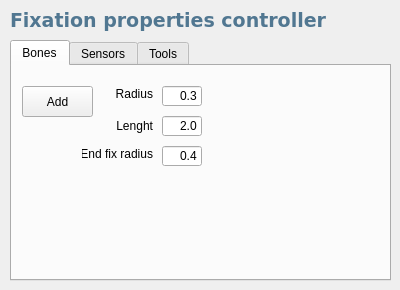
First picture: the form in src/genelab/core/ui/widgets/entities/fixationproperties.ui, repository GeneCraft/GeneCraft-Project, before the edit.
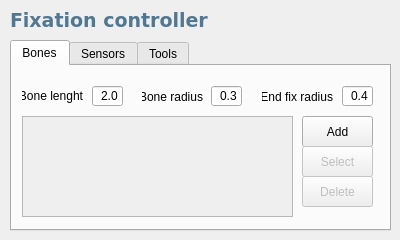
Second picture: the form after the edit. Icons and pictures are not drawn.

Commit message: * Refactoring de l'interface * Fixation properties controller à été promu (widget) dans Bone properties controller + plein d'icone + barre d'outil * correction du bug des nouvelles créatures (retournait rien...)

```diff
--- a/src/genelab/core/ui/widgets/entities/fixationproperties.ui
+++ b/src/genelab/core/ui/widgets/entities/fixationproperties.ui
@@ -7,7 +7,7 @@
     <x>0</x>
     <y>0</y>
     <width>400</width>
-    <height>290</height>
+    <height>240</height>
    </rect>
   </property>
   <property name="windowTitle">
@@ -18,7 +18,7 @@
     <rect>
      <x>10</x>
      <y>10</y>
-     <width>331</width>
+     <width>381</width>
      <height>21</height>
     </rect>
    </property>
@@ -35,7 +35,7 @@
     <string notr="true">color: rgb(81, 119, 145);</string>
    </property>
    <property name="text">
-    <string>Fixation properties controller</string>
+    <string>Fixation controller</string>
    </property>
   </widget>
   <widget class="QTabWidget" name="tabWidget_2">
@@ -44,7 +44,7 @@
      <x>10</x>
      <y>40</y>
      <width>381</width>
-     <height>241</height>
+     <height>191</height>
     </rect>
    </property>
    <property name="currentIndex">
@@ -58,12 +58,74 @@
     <attribute name="title">
      <string>Bones</string>
     </attribute>
+    <widget class="QListWidget" name="listWidget_2">
+     <property name="enabled">
+      <bool>false</bool>
+     </property>
+     <property name="geometry">
+      <rect>
+       <x>10</x>
+       <y>50</y>
+       <width>271</width>
+       <height>101</height>
+      </rect>
+     </property>
+    </widget>
+    <widget class="QPushButton" name="pbAddBone">
+     <property name="geometry">
+      <rect>
+       <x>290</x>
+       <y>50</y>
+       <width>71</width>
+       <height>31</height>
+      </rect>
+     </property>
+     <property name="text">
+      <string>Add</string>
+     </property>
+     <property name="icon">
+      <iconset resource="../../../ressources/ressources.qrc">
+       <normaloff>:/img/icons/bone_add</normaloff>:/img/icons/bone_add</iconset>
+     </property>
+    </widget>
+    <widget class="QPushButton" name="pbSelectBone">
+     <property name="enabled">
+      <bool>false</bool>
+     </property>
+     <property name="geometry">
+      <rect>
+       <x>290</x>
+       <y>80</y>
+       <width>71</width>
+       <height>31</height>
+      </rect>
+     </property>
+     <property name="text">
+      <string>Select</string>
+     </property>
+    </widget>
+    <widget class="QLabel" name="label_2">
+     <property name="geometry">
+      <rect>
+       <x>130</x>
+       <y>20</y>
+       <width>61</width>
+       <height>21</height>
+      </rect>
+     </property>
+     <property name="text">
+      <string>Bone radius</string>
+     </property>
+     <property name="alignment">
+      <set>Qt::AlignRight|Qt::AlignTrailing|Qt::AlignVCenter</set>
+     </property>
+    </widget>
     <widget class="QLineEdit" name="leAddBoneRadius">
      <property name="geometry">
       <rect>
-       <x>150</x>
+       <x>199</x>
        <y>20</y>
-       <width>40</width>
+       <width>31</width>
        <height>20</height>
       </rect>
      </property>
@@ -74,15 +136,47 @@
       <set>Qt::AlignRight|Qt::AlignTrailing|Qt::AlignVCenter</set>
      </property>
     </widget>
+    <widget class="QLineEdit" name="leAddBoneLenght">
+     <property name="geometry">
+      <rect>
+       <x>80</x>
+       <y>20</y>
+       <width>31</width>
+       <height>20</height>
+      </rect>
+     </property>
+     <property name="text">
+      <string>2.0</string>
+     </property>
+     <property name="alignment">
+      <set>Qt::AlignRight|Qt::AlignTrailing|Qt::AlignVCenter</set>
+     </property>
+    </widget>
+    <widget class="QLabel" name="label_3">
+     <property name="geometry">
+      <rect>
+       <x>10</x>
+       <y>20</y>
+       <width>61</width>
+       <height>20</height>
+      </rect>
+     </property>
+     <property name="text">
+      <string>Bone lenght</string>
+     </property>
+     <property name="alignment">
+      <set>Qt::AlignRight|Qt::AlignTrailing|Qt::AlignVCenter</set>
+     </property>
+    </widget>
     <widget class="QLineEdit" name="leAddBoneEndFixRadius">
      <property name="enabled">
       <bool>true</bool>
      </property>
      <property name="geometry">
       <rect>
-       <x>150</x>
-       <y>80</y>
-       <width>40</width>
+       <x>330</x>
+       <y>20</y>
+       <width>31</width>
        <height>20</height>
       </rect>
      </property>
@@ -93,45 +187,13 @@
       <set>Qt::AlignRight|Qt::AlignTrailing|Qt::AlignVCenter</set>
      </property>
     </widget>
-    <widget class="QLabel" name="label_3">
-     <property name="geometry">
-      <rect>
-       <x>90</x>
-       <y>50</y>
-       <width>51</width>
-       <height>20</height>
-      </rect>
-     </property>
-     <property name="text">
-      <string>Lenght</string>
-     </property>
-     <property name="alignment">
-      <set>Qt::AlignRight|Qt::AlignTrailing|Qt::AlignVCenter</set>
-     </property>
-    </widget>
-    <widget class="QLineEdit" name="leAddBoneLenght">
-     <property name="geometry">
-      <rect>
-       <x>150</x>
-       <y>50</y>
-       <width>40</width>
-       <height>20</height>
-      </rect>
-     </property>
-     <property name="text">
-      <string>2.0</string>
-     </property>
-     <property name="alignment">
-      <set>Qt::AlignRight|Qt::AlignTrailing|Qt::AlignVCenter</set>
-     </property>
-    </widget>
     <widget class="QLabel" name="label_4">
      <property name="geometry">
       <rect>
-       <x>70</x>
-       <y>80</y>
+       <x>250</x>
+       <y>20</y>
        <width>71</width>
-       <height>16</height>
+       <height>21</height>
       </rect>
      </property>
      <property name="text">
@@ -141,37 +203,20 @@
       <set>Qt::AlignRight|Qt::AlignTrailing|Qt::AlignVCenter</set>
      </property>
     </widget>
-    <widget class="QLabel" name="label_2">
-     <property name="geometry">
-      <rect>
-       <x>100</x>
-       <y>20</y>
-       <width>41</width>
-       <height>16</height>
-      </rect>
+    <widget class="QPushButton" name="pbRemoveBone">
+     <property name="enabled">
+      <bool>false</bool>
      </property>
-     <property name="text">
-      <string>Radius</string>
-     </property>
-     <property name="alignment">
-      <set>Qt::AlignRight|Qt::AlignTrailing|Qt::AlignVCenter</set>
-     </property>
-    </widget>
-    <widget class="QPushButton" name="pbAddBone">
      <property name="geometry">
       <rect>
-       <x>10</x>
-       <y>20</y>
+       <x>290</x>
+       <y>110</y>
        <width>71</width>
        <height>31</height>
       </rect>
      </property>
      <property name="text">
-      <string>Add</string>
-     </property>
-     <property name="icon">
-      <iconset resource="../../../ressources/ressources.qrc">
-       <normaloff>:/img/icons/bone_add</normaloff>:/img/icons/bone_add</iconset>
+      <string>Delete</string>
      </property>
     </widget>
    </widget>
```
Left out of the diff: 75 changed lines with no effect on the pictures. The commit also changes 17 other files.
